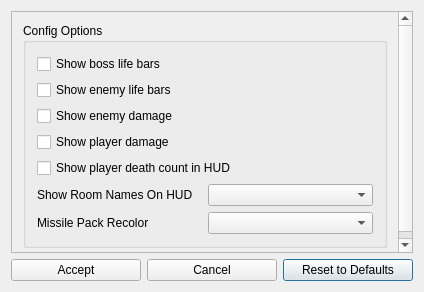
randovania/randovania, file randovania/gui/ui_files/dread_cosmetic_patches_dialog.ui: the form before one commit.
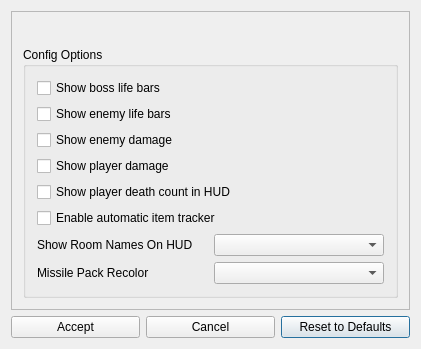
The form after the commit.

What changed in the file:
```diff
--- a/randovania/gui/ui_files/dread_cosmetic_patches_dialog.ui
+++ b/randovania/gui/ui_files/dread_cosmetic_patches_dialog.ui
@@ -6,8 +6,8 @@
    <rect>
     <x>0</x>
     <y>0</y>
-    <width>424</width>
-    <height>292</height>
+    <width>421</width>
+    <height>349</height>
    </rect>
   </property>
   <property name="windowTitle">
@@ -45,8 +45,8 @@
        <rect>
         <x>0</x>
         <y>0</y>
-        <width>387</width>
-        <height>244</height>
+        <width>401</width>
+        <height>299</height>
        </rect>
       </property>
       <layout class="QVBoxLayout" name="verticalLayout">
@@ -104,6 +104,13 @@
             </property>
            </widget>
           </item>
+          <item>
+           <widget class="QCheckBox" name="enable_auto_tracker">
+            <property name="text">
+             <string>Enable automatic item tracker</string>
+            </property>
+           </widget>
+          </item>
           <item>
            <layout class="QHBoxLayout" name="show_room_names">
             <item>
```
